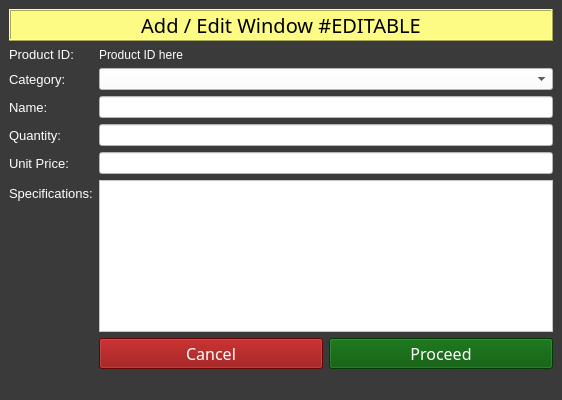
First picture: the form in add_edit.ui, repository Aenan05/MAXPC, before the edit.
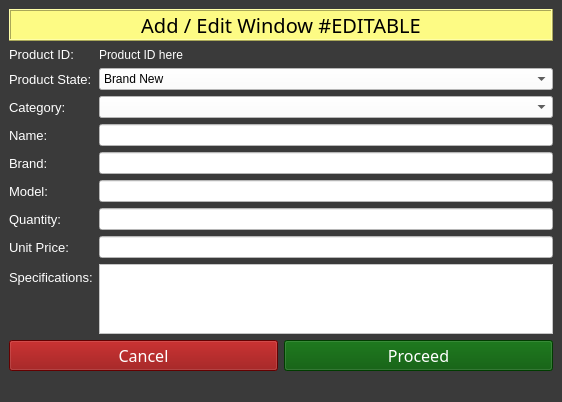
Second picture: the form after the edit.

The edit to the form file:
```diff
--- a/add_edit.ui
+++ b/add_edit.ui
@@ -57,7 +57,7 @@
          </widget>
         </item>
         <item row="1" column="0">
-         <widget class="QLabel" name="label">
+         <widget class="QLabel" name="label_9">
           <property name="font">
            <font>
             <pointsize>10</pointsize>
@@ -67,19 +67,51 @@
            <string notr="true">color: rgb(255, 255, 255);</string>
           </property>
           <property name="text">
-           <string>Category:</string>
+           <string>Product State:</string>
           </property>
          </widget>
         </item>
         <item row="1" column="1">
          <widget class="QComboBox" name="comboBox">
           <property name="styleSheet">
+           <string notr="true">background-color: rgb(255, 255, 255);</string>
+          </property>
+          <item>
+           <property name="text">
+            <string>Brand New</string>
+           </property>
+          </item>
+          <item>
+           <property name="text">
+            <string>2nd Hand</string>
+           </property>
+          </item>
+         </widget>
+        </item>
+        <item row="2" column="0">
+         <widget class="QLabel" name="label">
+          <property name="font">
+           <font>
+            <pointsize>10</pointsize>
+           </font>
+          </property>
+          <property name="styleSheet">
+           <string notr="true">color: rgb(255, 255, 255);</string>
+          </property>
+          <property name="text">
+           <string>Category:</string>
+          </property>
+         </widget>
+        </item>
+        <item row="2" column="1">
+         <widget class="QComboBox" name="cmbCtgry">
+          <property name="styleSheet">
            <string notr="true">background-color: rgb(255, 255, 255);
 color: rgb(0, 0, 0);</string>
           </property>
          </widget>
         </item>
-        <item row="2" column="0">
+        <item row="3" column="0">
          <widget class="QLabel" name="label_3">
           <property name="font">
            <font>
@@ -94,14 +126,58 @@
           </property>
          </widget>
         </item>
-        <item row="2" column="1">
+        <item row="3" column="1">
          <widget class="QLineEdit" name="txtName">
           <property name="styleSheet">
            <string notr="true">background-color: rgb(255, 255, 255);</string>
           </property>
          </widget>
         </item>
-        <item row="3" column="0">
+        <item row="4" column="0">
+         <widget class="QLabel" name="label_6">
+          <property name="font">
+           <font>
+            <pointsize>10</pointsize>
+           </font>
+          </property>
+          <property name="styleSheet">
+           <string notr="true">color: rgb(255, 255, 255);</string>
+          </property>
+          <property name="text">
+           <string>Brand:</string>
+          </property>
+         </widget>
+        </item>
+        <item row="4" column="1">
+         <widget class="QLineEdit" name="txtBrand">
+          <property name="styleSheet">
+           <string notr="true">background-color: rgb(255, 255, 255);</string>
+          </property>
+         </widget>
+        </item>
+        <item row="5" column="0">
+         <widget class="QLabel" name="label_8">
+          <property name="font">
+           <font>
+            <pointsize>10</pointsize>
+           </font>
+          </property>
+          <property name="styleSheet">
+           <string notr="true">color: rgb(255, 255, 255);</string>
+          </property>
+          <property name="text">
+           <string>Model:</string>
+          </property>
+         </widget>
+        </item>
+        <item row="5" column="1">
+         <widget class="QLineEdit" name="txtModel">
+          <property name="styleSheet">
+           <string notr="true">background-color: rgb(255, 255, 255);</string>
+          </property>
+         </widget>
+        </item>
+        <item row="6" column="0">
          <widget class="QLabel" name="label_4">
           <property name="font">
            <font>
@@ -116,21 +192,36 @@
           </property>
          </widget>
         </item>
-        <item row="3" column="1">
+        <item row="6" column="1">
          <widget class="QLineEdit" name="txtQty">
           <property name="styleSheet">
            <string notr="true">background-color: rgb(255, 255, 255);</string>
           </property>
          </widget>
         </item>
-        <item row="4" column="1">
+        <item row="7" column="0">
+         <widget class="QLabel" name="label_5">
+          <property name="font">
+           <font>
+            <pointsize>10</pointsize>
+           </font>
+          </property>
+          <property name="styleSheet">
+           <string notr="true">color: rgb(255, 255, 255);</string>
+          </property>
+          <property name="text">
+           <string>Unit Price:</string>
+          </property>
+         </widget>
+        </item>
+        <item row="7" column="1">
          <widget class="QLineEdit" name="txtUP">
           <property name="styleSheet">
            <string notr="true">background-color: rgb(255, 255, 255);</string>
           </property>
          </widget>
         </item>
-        <item row="6" column="0">
+        <item row="8" column="0">
          <widget class="QLabel" name="label_7">
           <property name="font">
            <font>
@@ -145,14 +236,14 @@
           </property>
          </widget>
         </item>
-        <item row="6" column="1">
+        <item row="8" column="1">
          <widget class="QPlainTextEdit" name="txtSpecs">
           <property name="styleSheet">
            <string notr="true">background-color: rgb(255, 255, 255);</string>
           </property>
          </widget>
         </item>
-        <item row="7" column="1">
+        <item row="10" column="0" colspan="2">
          <layout class="QHBoxLayout" name="horizontalLayout_6">
           <item>
            <widget class="QPushButton" name="btnCancel2">
@@ -190,21 +281,6 @@
           </item>
          </layout>
         </item>
-        <item row="4" column="0">
-         <widget class="QLabel" name="label_5">
-          <property name="font">
-           <font>
-            <pointsize>10</pointsize>
-           </font>
-          </property>
-          <property name="styleSheet">
-           <string notr="true">color: rgb(255, 255, 255);</string>
-          </property>
-          <property name="text">
-           <string>Unit Price:</string>
-          </property>
-         </widget>
-        </item>
        </layout>
       </item>
       <item row="0" column="0">
```
Left out of the diff: 64 changed lines with no effect on the pictures.
